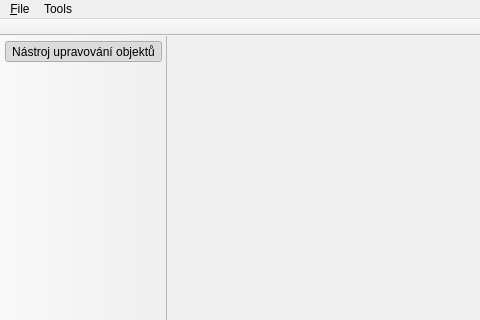
Before: the Qt Designer form mainwindow.ui in glararan/QEditor, drawn with Qt 5; both pictures show x 0 to 480 and y 0 to 320 of the 800 by 600 pixel window.
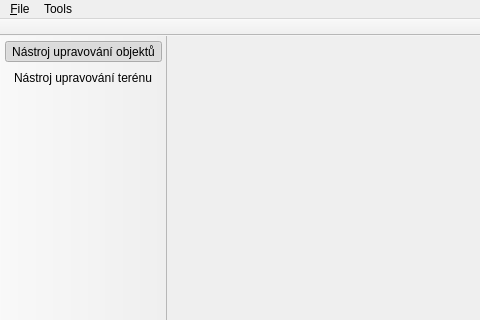
After: the same form once the commit is applied. Icons and pictures are not drawn.

Commit message: [6] Left toolbar is ready to use!

Diff of the .ui file:
```diff
--- a/mainwindow.ui
+++ b/mainwindow.ui
@@ -47,7 +47,7 @@
   </widget>
   <widget class="QToolBar" name="toolbar">
    <property name="styleSheet">
-    <string notr="true">QToolBar {padding:5px}</string>
+    <string notr="true">QToolBar {padding:5px;spacing:5px}</string>
    </property>
    <property name="movable">
     <bool>false</bool>
@@ -65,6 +65,7 @@
     <bool>false</bool>
    </attribute>
    <addaction name="action_mapview_m0"/>
+   <addaction name="action_mapview_m1"/>
   </widget>
   <widget class="QMenuBar" name="menubar">
    <property name="geometry">
@@ -171,6 +172,18 @@
     <string>-</string>
    </property>
   </action>
+  <action name="action_mapview_m1">
+   <property name="checkable">
+    <bool>true</bool>
+   </property>
+   <property name="icon">
+    <iconset resource="terrain_tessellation.qrc">
+     <normaloff>:/terrain</normaloff>:/terrain</iconset>
+   </property>
+   <property name="text">
+    <string>Nástroj upravování terénu</string>
+   </property>
+  </action>
  </widget>
  <resources>
   <include location="terrain_tessellation.qrc"/>
```
The commit also changes 6 other files.
